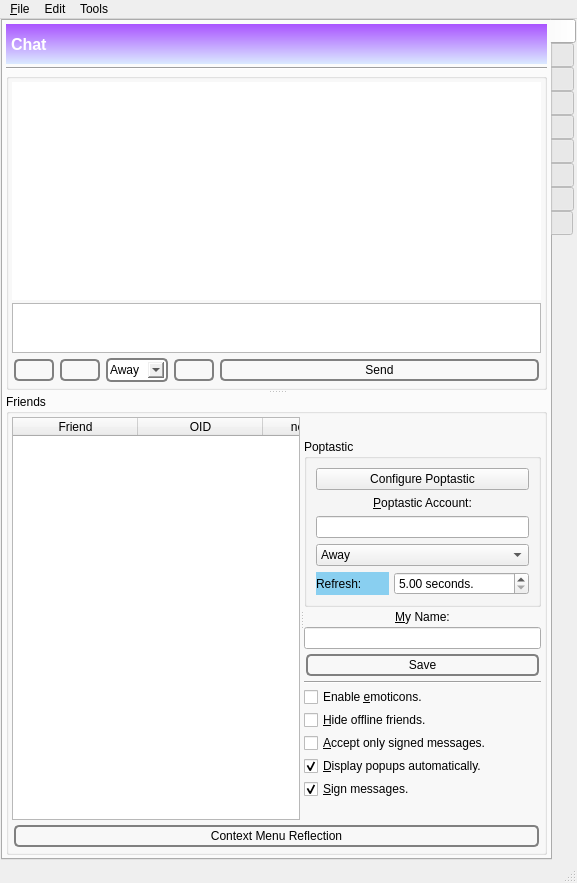
xloem/spot-on-svn, file GoldBug-UI/controlcenter.ui: the form before one commit.
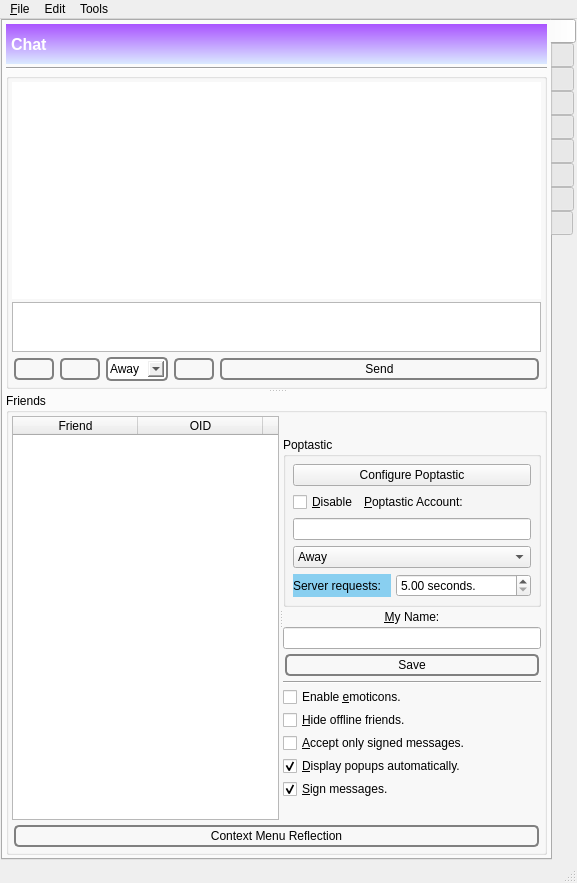
The form after the commit. Icons and pictures are not drawn. Custom widgets are drawn as their Qt base class.

Patch:
```diff
--- a/GoldBug-UI/controlcenter.ui
+++ b/GoldBug-UI/controlcenter.ui
@@ -609,6 +609,9 @@
                       <string>Poptastic</string>
                      </property>
                      <layout class="QVBoxLayout" name="verticalLayout_70">
+                      <property name="margin">
+                       <number>7</number>
+                      </property>
                       <item>
                        <widget class="QPushButton" name="configurepoptastic">
                         <property name="text">
@@ -617,18 +620,38 @@
                        </widget>
                       </item>
                       <item>
+                       <layout class="QHBoxLayout" name="horizontalLayout_71">
+                        <property name="topMargin">
+                         <number>0</number>
+                        </property>
+                        <item>
+                         <widget class="QCheckBox" name="disablePop3">
+                          <property name="sizePolicy">
+                           <sizepolicy hsizetype="Fixed" vsizetype="Fixed">
+                            <horstretch>0</horstretch>
+                            <verstretch>0</verstretch>
+                           </sizepolicy>
+                          </property>
+                          <property name="text">
+                           <string>&amp;Disable</string>
+                          </property>
+                         </widget>
+                        </item>
+                        <item>
                        <widget class="QLabel" name="label_117">
                         <property name="text">
                          <string>&amp;Poptastic Account:</string>
                         </property>
                         <property name="alignment">
-                         <set>Qt::AlignCenter</set>
+                           <set>Qt::AlignLeading|Qt::AlignLeft|Qt::AlignVCenter</set>
                         </property>
                         <property name="buddy">
                          <cstring>poptasticName</cstring>
                         </property>
                        </widget>
                       </item>
+                       </layout>
+                      </item>
                       <item>
                        <widget class="QLineEdit" name="poptasticName"/>
                       </item>
@@ -683,7 +706,7 @@
 </string>
                           </property>
                           <property name="text">
-                           <string>Refresh:</string>
+                           <string>Server requests:</string>
                           </property>
                           <property name="buddy">
                            <cstring>poptasticRefresh</cstring>
```
Left out of the diff: 3 changed lines with no effect on the pictures. Lines whose indentation alone changed are shown as unchanged.
